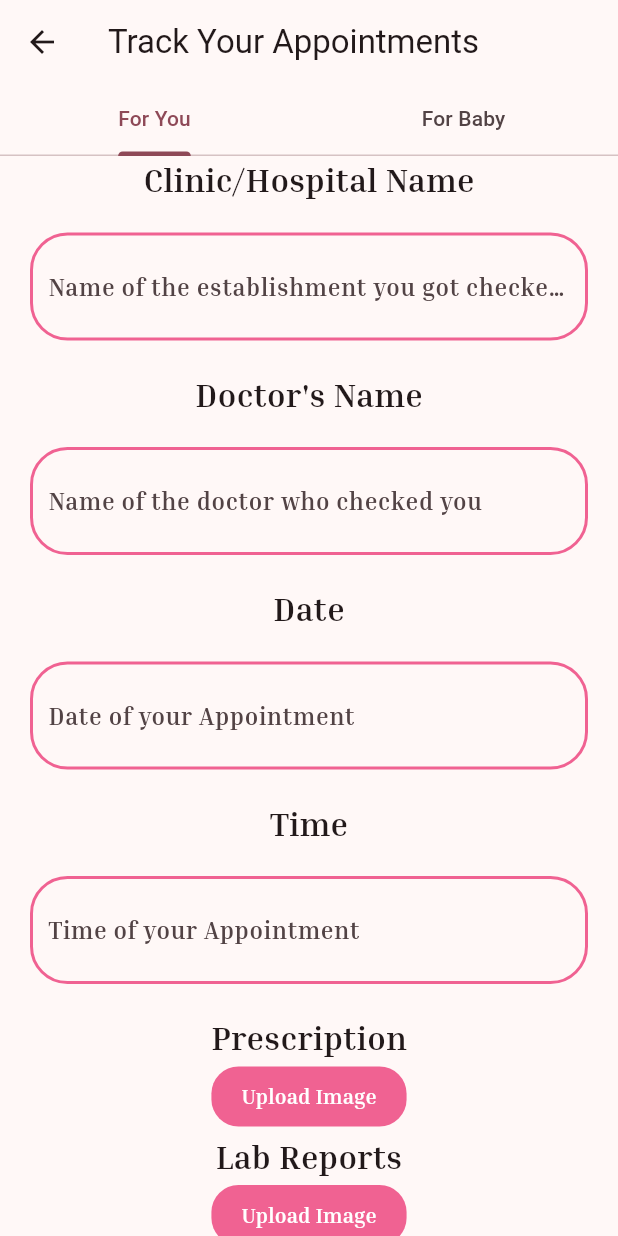
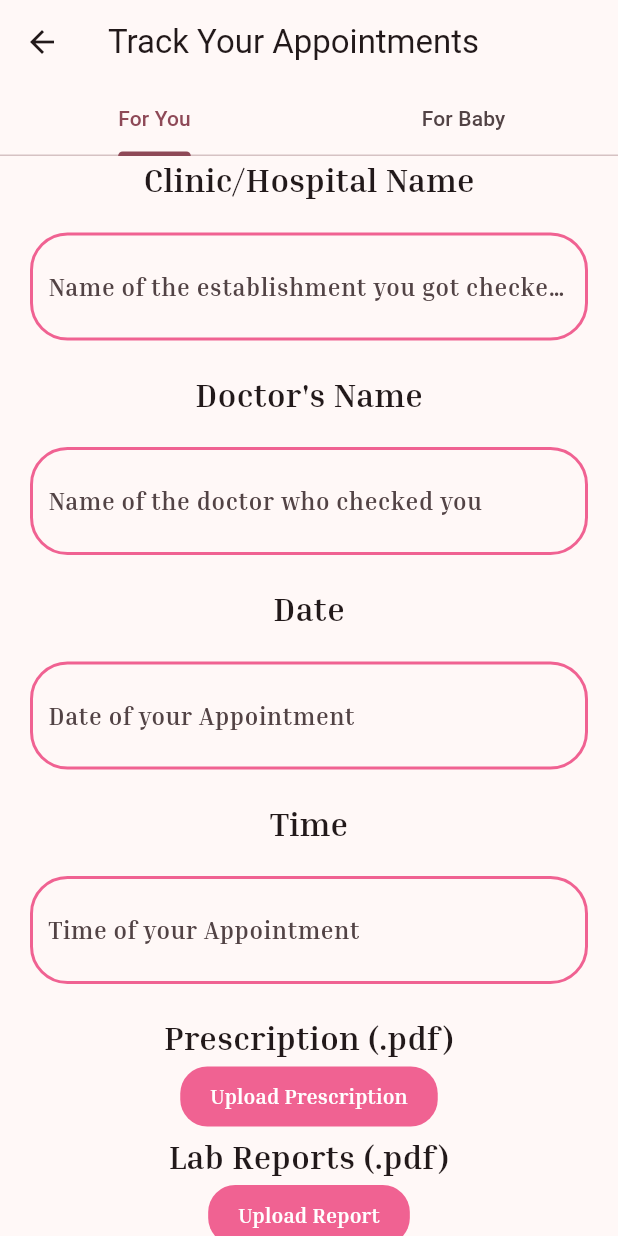
Before and after one commit to Team-Fimbria/GSC2024, a Flutter app: the screen it shows once a user with an empty profile is signed in, after a tap on "Track Appointment", on a phone screen of 412 x 824 dp. Run offline on Flutter 3.47's test engine with Material 3 defaults, Android fonts, the phone set to English and light mode, and no system bars; our stand-ins replace camera, carousel_slider, cloud_firestore, file_picker, firebase_auth, firebase_core and 5 more; missing offline and left inert: flutter_tflite, google_gemini, google_mlkit_commons, google_mlkit_pose_detection, teachable; accounts and stored records are empty; network calls fail; project files that could hold a hidden picture were left out.

```diff
--- a/lib/appointment_tracker/mother.dart
+++ b/lib/appointment_tracker/mother.dart
@@ -2,6 +2,7 @@ import 'dart:async';
 import 'dart:typed_data';
 
 import 'package:cloud_firestore/cloud_firestore.dart';
+import 'package:file_picker/file_picker.dart';
 import 'package:flutter/cupertino.dart';
 import 'package:flutter/material.dart';
 import 'package:gsc2024/feeding_tracker/history/breastfeedingHistory.dart';
@@ -27,15 +28,20 @@ class _MotherState extends State<Mother> {
       timeEditingController = TextEditingController();
   bool presImageUploaded = false, reportImageUploaded = false;
   bool enabledField = false;
-  late Uint8List reportFile, presFile;
+  late var reportFile, presFile;
   String? reportImageUrl, presImageUrl;
   String aid = const Uuid().v1();
 
   final FirebaseFirestore _firestore = FirebaseFirestore.instance;
   selectImage(String type) async {
-    type == "prescription"
-        ? presFile = await pickImage(ImageSource.gallery)
-        : reportFile = await pickImage(ImageSource.gallery);
+    if(type == "prescription"){
+      var pickedFile = await FilePicker.platform.pickFiles();
+      presFile = pickedFile!.files.first;
+    }
+    else{
+      var pickedFile = await FilePicker.platform.pickFiles();
+      reportFile = pickedFile!.files.first;
+    }
 
     String? presUrl, reportUrl;
     type == "prescription"
@@ -138,14 +144,14 @@ class _MotherState extends State<Mother> {
           // ]),
           Container(
               alignment: Alignment.center,
-              child: Text('Prescription',
+              child: Text('Prescription (.pdf)',
                   style: TextStyle(fontFamily: 'Inria', fontSize: 22))),
           Center(
             child: GeneralButton(
                 onPressed: () {
                   selectImage("prescription");
                 },
-                child: Text(presImageUploaded ? 'Edit Image' : 'Upload Image',
+                child: Text(presImageUploaded ? 'Change Prescription' : 'Upload Prescription',
                     style: const TextStyle(
                       color: Colors.white,
                       fontFamily: 'Inria',
@@ -154,14 +160,14 @@ class _MotherState extends State<Mother> {
           ),
           Container(
               alignment: Alignment.center,
-              child: Text('Lab Reports',
+              child: Text('Lab Reports (.pdf)',
                   style: TextStyle(fontFamily: 'Inria', fontSize: 22))),
           Center(
             child: GeneralButton(
                 onPressed: () {
                   selectImage("report");
                 },
-                child: Text(reportImageUploaded ? 'Edit Image' : 'Upload Image',
+                child: Text(reportImageUploaded ? 'Change Report' : 'Upload Report',
                     style: const TextStyle(
                       color: Colors.white,
                       fontFamily: 'Inria',
--- a/pubspec.yaml
+++ b/pubspec.yaml
@@ -63,6 +63,7 @@ dependencies:
   google_maps_flutter: ^2.5.3
   geolocator: ^11.0.0
   http: ^1.2.0
+  file_picker: ^6.1.1
   # tflite: ^1.1.2
 
 dev_dependencies:
```
Also changed, not shown: pubspec.lock.
